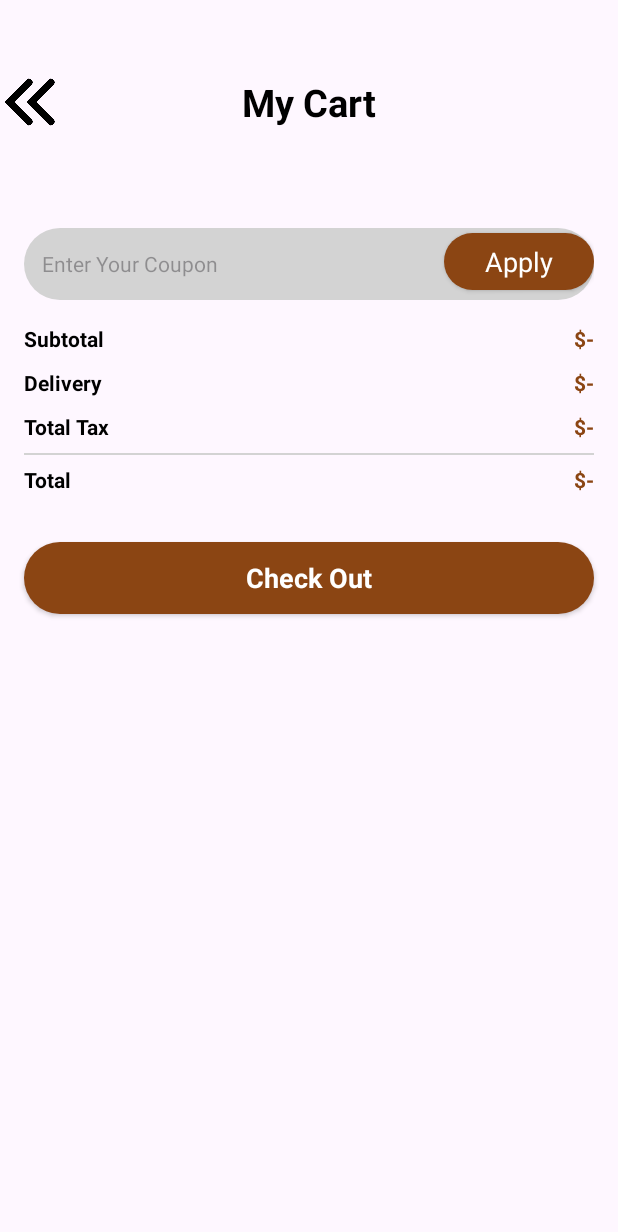
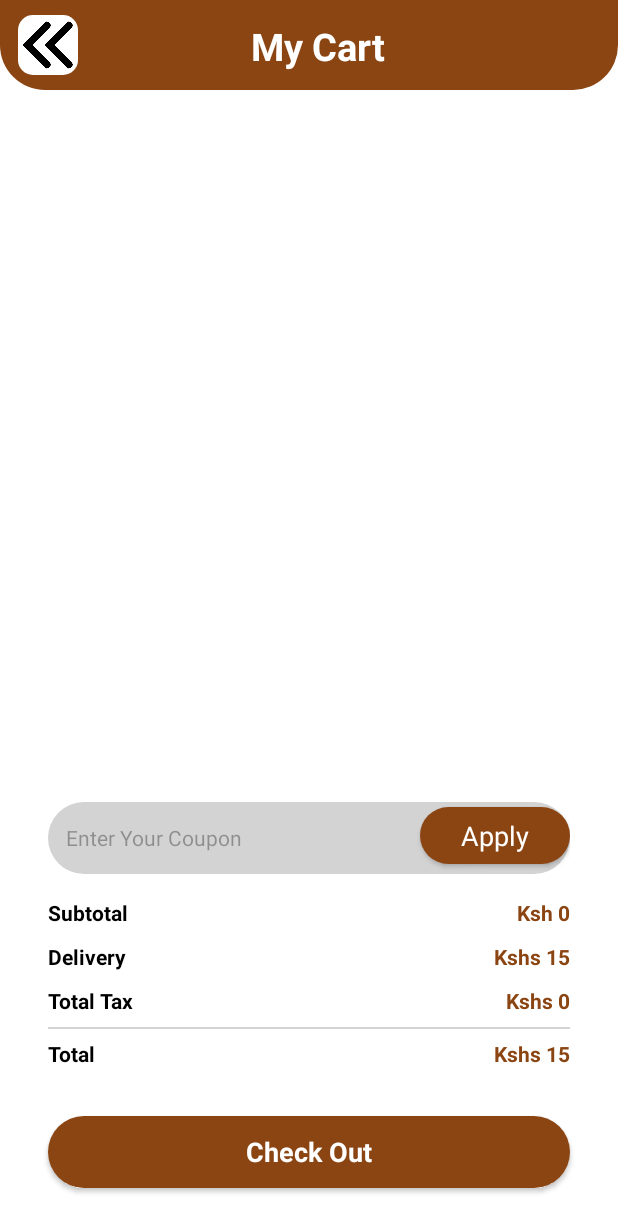
Before and after one commit to NgangaBrian/TheShop, an Android app: the CartActivity screen opened directly, with no data from a screen before it, on a phone screen of 412 x 824 dp. Shown: the top 1232 px of the screen. Run offline under Robolectric (Android 15) with nearby library versions, the phone set to English and light mode, and no system bars; pictures from the network do not load.

Commit message:
Progress Commit

```diff
--- a/backend/TheShop/src/main/java/com/example/TheShop/securityConfig/WebSecurityConfig.java
+++ b/backend/TheShop/src/main/java/com/example/TheShop/config/WebSecurityConfig.java
@@ -1,4 +1,4 @@
-package com.example.TheShop.securityConfig;
+package com.example.TheShop.config;
 
 import org.springframework.context.annotation.Bean;
 import org.springframework.context.annotation.Configuration;
--- a/backend/TheShop/src/main/java/com/example/TheShop/restControllers/CategoriesController.java
+++ b/backend/TheShop/src/main/java/com/example/TheShop/restControllers/CategoriesController.java
@@ -25,4 +25,6 @@ public class CategoriesController {
     public List<CategoriesModel> getAllCategories() {
         return categoriesService.getAllCategories();
     }
+
+    // todo :
 }
--- a/frontend/app/src/main/java/com/example/theshop/Activity/CartActivity.java
+++ b/frontend/app/src/main/java/com/example/theshop/Activity/CartActivity.java
@@ -1,26 +1,83 @@
 package com.example.theshop.Activity;
 
 import android.os.Bundle;
+import android.view.View;
+import android.widget.ImageView;
+import android.widget.TextView;
 
 import androidx.activity.EdgeToEdge;
 import androidx.appcompat.app.AppCompatActivity;
 import androidx.core.graphics.Insets;
 import androidx.core.view.ViewCompat;
 import androidx.core.view.WindowInsetsCompat;
+import androidx.recyclerview.widget.LinearLayoutManager;
+import androidx.recyclerview.widget.RecyclerView;
 
+import com.example.theshop.Adapter.CartAdapter;
+import com.example.theshop.Helper.ChangeNumberItemsListener;
+import com.example.theshop.Helper.ManagementCart;
 import com.example.theshop.R;
 
+import java.text.NumberFormat;
+import java.util.Locale;
+
 public class CartActivity extends AppCompatActivity {
+    private ManagementCart managementCart;
+    private double tax = 0.0;
+    public ImageView backBtn;
+    public RecyclerView cartView;
+    public TextView totalFeeTV, totalTV, taxTV, deliveryFeeTV;
 
     @Override
     protected void onCreate(Bundle savedInstanceState) {
         super.onCreate(savedInstanceState);
-        EdgeToEdge.enable(this);
         setContentView(R.layout.activity_cart);
-        ViewCompat.setOnApplyWindowInsetsListener(findViewById(R.id.main), (v, insets) -> {
-            Insets systemBars = insets.getInsets(WindowInsetsCompat.Type.systemBars());
-            v.setPadding(systemBars.left, systemBars.top, systemBars.right, systemBars.bottom);
-            return insets;
+
+        managementCart = new ManagementCart(this);
+        backBtn = findViewById(R.id.backButton);
+        totalFeeTV = findViewById(R.id.totalFeeTxt);
+        totalTV = findViewById(R.id.totalTxt);
+        taxTV = findViewById(R.id.taxTxt);
+        deliveryFeeTV = findViewById(R.id.deliveryTxt);
+        cartView = findViewById(R.id.cartView);
+
+        setVariable();
+        initCartList();
+        calculatorCart();
+
+    }
+
+    private void initCartList() {
+        cartView.setLayoutManager(new LinearLayoutManager(this, LinearLayoutManager.VERTICAL, false));
+        cartView.setAdapter(new CartAdapter(managementCart.getListCart(), this, new ChangeNumberItemsListener() {
+            @Override
+            public void onChanged() {
+                calculatorCart();
+            }
+        }));
+    }
+
+    private void calculatorCart(){
+        NumberFormat numberFormat = NumberFormat.getNumberInstance(Locale.US);
+
+        double percentTax = 0.002;
+        double delivery = 15.0;
+        tax = Math.round(managementCart.getTotalFee() * percentTax * 100) / 100.0;
+        double total = Math.round((managementCart.getTotalFee() + tax + delivery) * 100) / 100.0;
+        double itemTotal = Math.round(managementCart.getTotalFee() * 100) / 100.0;
+
+        totalFeeTV.setText("Ksh " + numberFormat.format(itemTotal));
+        taxTV.setText("Kshs " + numberFormat.format(tax));
+        deliveryFeeTV.setText("Kshs " + numberFormat.format(delivery));
+        totalTV.setText("Kshs " + numberFormat.format(total));
+    }
+
+    private void setVariable() {
+        backBtn.setOnClickListener(new View.OnClickListener() {
+            @Override
+            public void onClick(View v) {
+                finish();
+            }
         });
     }
 }
--- a/frontend/app/src/main/java/com/example/theshop/Helper/ManagementCart.java
+++ b/frontend/app/src/main/java/com/example/theshop/Helper/ManagementCart.java
@@ -39,7 +39,7 @@ public class ManagementCart {
         Toast.makeText(context, "Added to your Cart", Toast.LENGTH_SHORT).show();
     }
 
-    private ArrayList<ItemsModel> getListCart() {
+    public ArrayList<ItemsModel> getListCart() {
         return tinyDB.getListObject("CartList");
     }
 
@@ -54,7 +54,7 @@ public class ManagementCart {
     }
 
     public void plusItems(ArrayList<ItemsModel> listItems, int position, ChangeNumberItemsListener listener){
-        listItems.get(position).setNumberInCart(listItems.get(position).getNumberInCart());
+        listItems.get(position).setNumberInCart(listItems.get(position).getNumberInCart() + 1);
         tinyDB.putListObject("CartList", listItems);
         listener.onChanged();
     }
--- a/frontend/app/src/main/res/layout/activity_cart.xml
+++ b/frontend/app/src/main/res/layout/activity_cart.xml
@@ -3,28 +3,28 @@
     xmlns:app="http://schemas.android.com/apk/res-auto"
     xmlns:tools="http://schemas.android.com/tools"
     android:id="@+id/main"
+    android:background="@color/white"
     android:layout_width="match_parent"
     android:layout_height="match_parent"
     tools:context=".Activity.CartActivity">
 
-    <ScrollView
-        android:layout_width="match_parent"
-        android:layout_height="match_parent">
-
-        <LinearLayout
+    <androidx.constraintlayout.widget.ConstraintLayout
+        android:id="@+id/constraintLayout"
         android:layout_width="match_parent"
         android:layout_height="wrap_content"
-            android:orientation="vertical" >
-
-            <androidx.constraintlayout.widget.ConstraintLayout
-                android:layout_width="match_parent"
-                android:layout_height="match_parent"
-                android:layout_marginTop="48dp">
+        android:background="@drawable/brown_bottom_conner_bg"
+        app:layout_constraintTop_toTopOf="parent"
+        tools:ignore="MissingConstraints">
 
         <ImageView
             android:id="@+id/backButton"
             android:layout_width="40dp"
             android:layout_height="40dp"
+            android:layout_marginTop="10dp"
+            android:layout_marginBottom="10dp"
+            android:layout_marginStart="12dp"
+            app:layout_constraintBottom_toBottomOf="parent"
+            android:background="@drawable/white_bg"
             app:layout_constraintStart_toStartOf="parent"
             app:layout_constraintTop_toTopOf="parent"
             app:srcCompat="@drawable/back_navigation_icon" />
@@ -32,29 +32,59 @@
         <TextView
             android:id="@+id/textView"
             android:layout_width="wrap_content"
-                    android:layout_height="wrap_content"
+            android:layout_height="34dp"
             android:text="My Cart"
+            android:textColor="@color/white"
+            android:textSize="25sp"
             android:textStyle="bold"
-                    android:textSize="25sp"
-                    android:textColor="@color/black"
-                    app:layout_constraintBottom_toBottomOf="parent"
+            app:layout_constraintBottom_toBottomOf="@+id/backButton"
             app:layout_constraintEnd_toEndOf="parent"
             app:layout_constraintStart_toStartOf="@+id/backButton"
-                    app:layout_constraintTop_toTopOf="parent" />
+            app:layout_constraintTop_toTopOf="@+id/backButton" />
     </androidx.constraintlayout.widget.ConstraintLayout>
+
+    <ScrollView
+        android:id="@+id/scrollView3"
+        android:layout_width="match_parent"
+        android:layout_height="0dp"
+        app:layout_constraintBottom_toTopOf="@+id/linearLayout"
+        app:layout_constraintHorizontal_weight="1"
+        app:layout_constraintTop_toBottomOf="@+id/constraintLayout"
+        tools:ignore="MissingConstraints">
+
+        <LinearLayout
+            android:layout_width="match_parent"
+            android:layout_height="wrap_content"
+            android:orientation="vertical">
 
             <androidx.recyclerview.widget.RecyclerView
                 android:id="@+id/cartView"
                 android:layout_width="match_parent"
-                android:layout_height="match_parent"
-                android:layout_margin="16dp" />
+                android:layout_height="0dp"
+                android:layout_margin="16dp"
+                android:layout_weight="1" />
+
+        </LinearLayout>
+
+
+    </ScrollView>
+
+    <LinearLayout
+        android:id="@+id/linearLayout"
+        android:layout_width="match_parent"
+        android:layout_height="wrap_content"
+        android:layout_margin="16dp"
+        android:layout_marginBottom="8dp"
+        android:orientation="vertical"
+        app:layout_constraintBottom_toBottomOf="parent"
+        tools:layout_editor_absoluteX="16dp">
 
         <LinearLayout
             android:layout_width="match_parent"
             android:layout_height="48dp"
+            android:layout_marginStart="16dp"
             android:layout_marginTop="32dp"
             android:layout_marginEnd="16dp"
-                android:layout_marginStart="16dp"
             android:background="@drawable/grey_bg_full_corner"
             android:orientation="horizontal">
 
@@ -63,23 +93,22 @@
                 android:layout_width="wrap_content"
                 android:layout_height="match_parent"
                 android:layout_weight="1"
+                android:background="#00000000"
                 android:ems="10"
-                    android:background="#00000000"
+                android:hint="Enter Your Coupon"
                 android:inputType="text"
-                    android:hint="Enter Your Coupon"
-                    android:textSize="14sp"
-                    android:paddingStart="12dp"/>
+                android:paddingStart="12dp"
+                android:textSize="14sp" />
 
             <androidx.appcompat.widget.AppCompatButton
                 android:id="@+id/button"
+                style="@android:style/Widget.Button"
                 android:layout_width="100dp"
                 android:layout_height="38dp"
+                android:background="@drawable/brown_bg"
                 android:text="Apply"
                 android:textColor="@color/white"
-                    android:textSize="18sp"
-
-                    style="@android:style/Widget.Button"
-                    android:background="@drawable/brown_bg"/>
+                android:textSize="18sp" />
         </LinearLayout>
 
         <androidx.constraintlayout.widget.ConstraintLayout
@@ -116,14 +145,15 @@
                 android:text="Total Tax"
                 android:textColor="@color/black"
                 android:textStyle="bold"
+                app:layout_constraintStart_toStartOf="parent"
                 app:layout_constraintTop_toBottomOf="@+id/textView6" />
 
             <View
                 android:id="@+id/view"
                 android:layout_width="wrap_content"
                 android:layout_height="1dp"
+                android:layout_marginTop="8dp"
                 android:background="@color/lightgrey"
-                    android:layout_marginTop="8dp"
                 app:layout_constraintEnd_toEndOf="parent"
                 app:layout_constraintStart_toStartOf="parent"
                 app:layout_constraintTop_toBottomOf="@+id/textView8" />
@@ -144,8 +174,9 @@
                 android:layout_width="wrap_content"
                 android:layout_height="wrap_content"
                 android:text="$-"
+                android:textColor="@color/brown"
                 android:textStyle="bold"
-                    android:textColor="@color/brown"                    app:layout_constraintEnd_toEndOf="parent"
+                app:layout_constraintEnd_toEndOf="parent"
                 app:layout_constraintTop_toTopOf="@+id/textView9" />
 
             <TextView
@@ -153,8 +184,9 @@
                 android:layout_width="wrap_content"
                 android:layout_height="wrap_content"
                 android:text="$-"
+                android:textColor="@color/brown"
                 android:textStyle="bold"
-                    android:textColor="@color/brown"                    app:layout_constraintBottom_toBottomOf="@+id/textView8"
+                app:layout_constraintBottom_toBottomOf="@+id/textView8"
                 app:layout_constraintEnd_toEndOf="parent"
                 app:layout_constraintTop_toTopOf="@+id/textView8" />
 
@@ -163,8 +195,8 @@
                 android:layout_width="wrap_content"
                 android:layout_height="wrap_content"
                 android:text="$-"
+                android:textColor="@color/brown"
                 android:textStyle="bold"
-                    android:textColor="@color/brown"
                 app:layout_constraintBottom_toBottomOf="@+id/textView6"
                 app:layout_constraintEnd_toEndOf="parent"
                 app:layout_constraintTop_toTopOf="@+id/textView6" />
@@ -174,8 +206,8 @@
                 android:layout_width="wrap_content"
                 android:layout_height="wrap_content"
                 android:text="$-"
+                android:textColor="@color/brown"
                 android:textStyle="bold"
-                    android:textColor="@color/brown"
                 app:layout_constraintBottom_toBottomOf="@+id/textView4"
                 app:layout_constraintEnd_toEndOf="parent"
                 app:layout_constraintTop_toTopOf="parent" />
@@ -183,16 +215,14 @@
 
         <androidx.appcompat.widget.AppCompatButton
             android:id="@+id/button3"
+            style="@android:style/Widget.Button"
             android:layout_width="match_parent"
             android:layout_height="wrap_content"
+            android:layout_margin="16dp"
             android:background="@drawable/brown_bg"
-                style="@android:style/Widget.Button"
+            android:text="Check Out"
             android:textColor="@color/white"
             android:textSize="18sp"
-                android:textStyle="bold"
-                android:layout_margin="16dp"
-                android:text="Check Out" />
+            android:textStyle="bold" />
     </LinearLayout>
-    </ScrollView>
-
 </androidx.constraintlayout.widget.ConstraintLayout>
--- a/frontend/app/src/main/res/layout/activity_home.xml
+++ b/frontend/app/src/main/res/layout/activity_home.xml
@@ -269,6 +269,7 @@
         </LinearLayout>
 
         <LinearLayout
+            android:id="@+id/cartBtn"
             android:layout_width="0dp"
             android:layout_height="match_parent"
             android:layout_weight="0.2"
```
Also changed, not shown: frontend/app/src/main/java/com/example/theshop/Activity/DetailActivity.java (+15 -1 lines), frontend/app/src/main/java/com/example/theshop/Activity/Home.java (+18 -0 lines), frontend/app/src/main/java/com/example/theshop/Adapter/CartAdapter.java (added, +108 -0 lines), frontend/app/src/main/res/layout/activity_detail.xml (+60 -37 lines), frontend/app/src/main/res/layout/viewholder_cart.xml (added, +96 -0 lines). Lines whose indentation alone changed are shown as unchanged.
